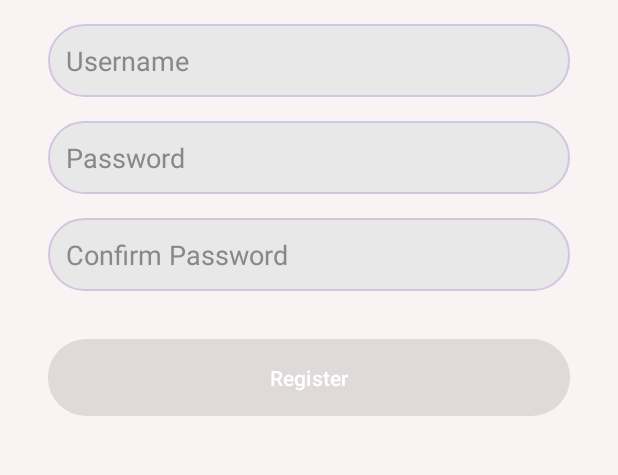
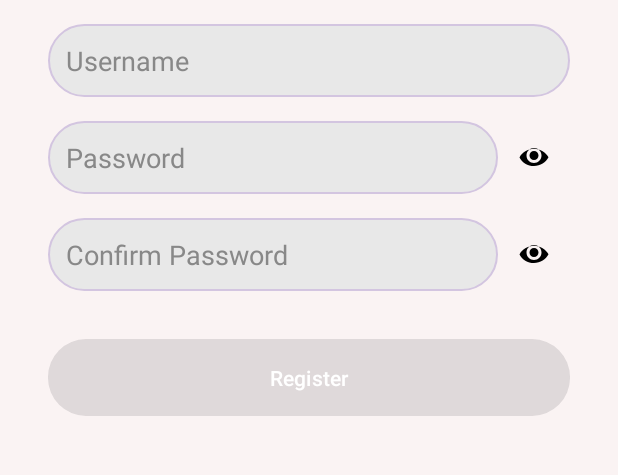
Before and after one commit to Gutierrez-16/App_android, an Android app: the RegisterActivity screen opened directly, with no data from a screen before it, on a phone screen of 412 x 824 dp, the part 375-850 px from its top. Run offline under Robolectric (Android 15) with nearby library versions, the phone set to English and light mode, and no system bars.

Commit message:
add: password view when typing

```diff
--- a/app/src/main/java/com/example/myapplication/RegisterActivity.java
+++ b/app/src/main/java/com/example/myapplication/RegisterActivity.java
@@ -4,9 +4,12 @@ import android.content.Intent;
 import android.os.Bundle;
 import android.text.Editable;
 import android.text.TextWatcher;
+import android.text.method.HideReturnsTransformationMethod;
+import android.text.method.PasswordTransformationMethod;
 import android.view.View;
 import android.widget.Button;
 import android.widget.EditText;
+import android.widget.ImageButton;
 import android.widget.Toast;
 
 import androidx.appcompat.app.AppCompatActivity;
@@ -16,6 +19,9 @@ public class RegisterActivity extends AppCompatActivity {
     DatabaseHelper dbHelper;
     EditText editUsername, editPassword, editConfirmPassword;
     Button buttonRegister, buttonBack;
+    ImageButton btnTogglePassword, btnToggleConfirmPassword;
+    boolean isPasswordVisible = false;
+    boolean isConfirmPasswordVisible = false;
 
     @Override
     protected void onCreate(Bundle savedInstanceState) {
@@ -28,6 +34,8 @@ public class RegisterActivity extends AppCompatActivity {
         editConfirmPassword = findViewById(R.id.edit_confirm_password);
         buttonRegister = findViewById(R.id.btn_register);
         buttonBack = findViewById(R.id.btn_back);
+        btnTogglePassword = findViewById(R.id.btn_toggle_password);
+        btnToggleConfirmPassword = findViewById(R.id.btn_toggle_confirm_password);
 
         TextWatcher textWatcher = new TextWatcher() {
             @Override
@@ -81,6 +89,22 @@ public class RegisterActivity extends AppCompatActivity {
                 finish();
             }
         });
+
+        btnTogglePassword.setOnClickListener(new View.OnClickListener() {
+            @Override
+            public void onClick(View v) {
+                togglePasswordVisibility(editPassword, btnTogglePassword);
+                isPasswordVisible = !isPasswordVisible;
+            }
+        });
+
+        btnToggleConfirmPassword.setOnClickListener(new View.OnClickListener() {
+            @Override
+            public void onClick(View v) {
+                togglePasswordVisibility(editConfirmPassword, btnToggleConfirmPassword);
+                isConfirmPasswordVisible = !isConfirmPasswordVisible;
+            }
+        });
     }
 
     private void checkFieldsForEmptyValues() {
@@ -90,4 +114,15 @@ public class RegisterActivity extends AppCompatActivity {
 
         buttonRegister.setEnabled(!username.isEmpty() && !password.isEmpty() && !confirmPassword.isEmpty());
     }
+
+    private void togglePasswordVisibility(EditText editText, ImageButton button) {
+        if (editText.getTransformationMethod() instanceof PasswordTransformationMethod) {
+            editText.setTransformationMethod(HideReturnsTransformationMethod.getInstance());
+            button.setImageResource(R.drawable.ic_eye_open);
+        } else {
+            editText.setTransformationMethod(PasswordTransformationMethod.getInstance());
+            button.setImageResource(R.drawable.ic_eye_closed);
+        }
+        editText.setSelection(editText.length());
+    }
 }
--- /dev/null
+++ b/app/src/main/res/drawable/ic_eye_closed.xml
@@ -0,0 +1,9 @@
+<vector xmlns:android="http://schemas.android.com/apk/res/android"
+    android:width="24dp"
+    android:height="24dp"
+    android:viewportWidth="24"
+    android:viewportHeight="24">
+    <path
+        android:fillColor="#000000"
+        android:pathData="M12,4.5C7.05,4.5 2.73,7.61 1,12C2.73,16.39 7.05,19.5 12,19.5C16.95,19.5 21.27,16.39 23,12C21.27,7.61 16.95,4.5 12,4.5zM12,17.5C9.52,17.5 7.5,15.48 7.5,13C7.5,12.47 7.61,11.97 7.81,11.5L12,15.69L15.19,12.5C15.39,12.97 15.5,13.47 15.5,14C15.5,15.48 14.48,17.5 12,17.5zM15.18,10.49L10.5,5.82C10.97,5.61 11.47,5.5 12,5.5C14.48,5.5 16.5,7.52 16.5,10C16.5,10.53 16.39,11.03 16.18,10.49zM6.5,10C6.5,7.52 8.52,5.5 11,5.5C11.03,5.5 11.06,5.5 11.09,5.5L6.5,10.09C6.5,10.06 6.5,10.03 6.5,10zM7.5,13C7.5,12.47 7.61,11.97 7.81,11.5L12,15.69L15.19,12.5C15.39,12.97 15.5,13.47 15.5,14C15.5,15.48 14.48,17.5 12,17.5C9.52,17.5 7.5,15.48 7.5,13zM15.18,10.49L10.5,5.82C10.97,5.61 11.47,5.5 12,5.5C14.48,5.5 16.5,7.52 16.5,10C16.5,10.53 16.39,11.03 16.18,10.49zM6.5,10C6.5,7.52 8.52,5.5 11,5.5C11.03,5.5 11.06,5.5 11.09,5.5L6.5,10.09C6.5,10.06 6.5,10.03 6.5,10z"/>
+</vector>
--- /dev/null
+++ b/app/src/main/res/drawable/ic_eye_open.xml
@@ -0,0 +1,9 @@
+<vector xmlns:android="http://schemas.android.com/apk/res/android"
+    android:width="24dp"
+    android:height="24dp"
+    android:viewportWidth="24"
+    android:viewportHeight="24">
+    <path
+        android:fillColor="#000000"
+        android:pathData="M12,6.5C7.81,6.5 4.01,8.86 2.34,12.26C4.01,15.64 7.81,17.99 12,17.99C16.19,17.99 19.99,15.64 21.66,12.24C19.99,8.86 16.19,6.5 12,6.5zM12,16C9.24,16 7,13.76 7,11C7,8.24 9.24,6 12,6C14.76,6 17,8.24 17,11C17,13.76 14.76,16 12,16zM12,8C10.34,8 9,9.34 9,11C9,12.66 10.34,14 12,14C13.66,14 15,12.66 15,11C15,9.34 13.66,8 12,8z"/>
+</vector>
--- a/app/src/main/res/layout/activity_register.xml
+++ b/app/src/main/res/layout/activity_register.xml
@@ -49,27 +49,63 @@
             android:background="@drawable/edittext_background"
             android:textColorHint="#888888"/>
 
+        <!-- Password field with eye icon -->
+        <RelativeLayout
+            android:layout_width="match_parent"
+            android:layout_height="wrap_content"
+            android:layout_marginBottom="16dp">
+
             <EditText
                 android:id="@+id/edit_password"
                 android:layout_width="match_parent"
                 android:layout_height="wrap_content"
-            android:layout_marginBottom="16dp"
                 android:hint="Password"
                 android:inputType="textPassword"
                 android:padding="12dp"
                 android:background="@drawable/edittext_background"
-            android:textColorHint="#888888"/>
+                android:textColorHint="#888888"
+                android:layout_alignParentStart="true"
+                android:layout_toStartOf="@+id/btn_toggle_password"/>
+
+            <ImageButton
+                android:id="@+id/btn_toggle_password"
+                android:layout_width="wrap_content"
+                android:layout_height="wrap_content"
+                android:src="@drawable/ic_eye_open"
+                android:background="?android:attr/selectableItemBackgroundBorderless"
+                android:layout_alignParentEnd="true"
+                android:layout_centerVertical="true"
+                android:padding="12dp"/>
+        </RelativeLayout>
+
+        <!-- Confirm Password field with eye icon -->
+        <RelativeLayout
+            android:layout_width="match_parent"
+            android:layout_height="wrap_content"
+            android:layout_marginBottom="32dp">
 
             <EditText
                 android:id="@+id/edit_confirm_password"
                 android:layout_width="match_parent"
                 android:layout_height="wrap_content"
-            android:layout_marginBottom="32dp"
                 android:hint="Confirm Password"
                 android:inputType="textPassword"
                 android:padding="12dp"
                 android:background="@drawable/edittext_background"
-            android:textColorHint="#888888"/>
+                android:textColorHint="#888888"
+                android:layout_alignParentStart="true"
+                android:layout_toStartOf="@+id/btn_toggle_confirm_password"/>
+
+            <ImageButton
+                android:id="@+id/btn_toggle_confirm_password"
+                android:layout_width="wrap_content"
+                android:layout_height="wrap_content"
+                android:src="@drawable/ic_eye_open"
+                android:background="?android:attr/selectableItemBackgroundBorderless"
+                android:layout_alignParentEnd="true"
+                android:layout_centerVertical="true"
+                android:padding="12dp"/>
+        </RelativeLayout>
 
         <Button
             android:id="@+id/btn_register"
```
Lines whose indentation alone changed are shown as unchanged.
